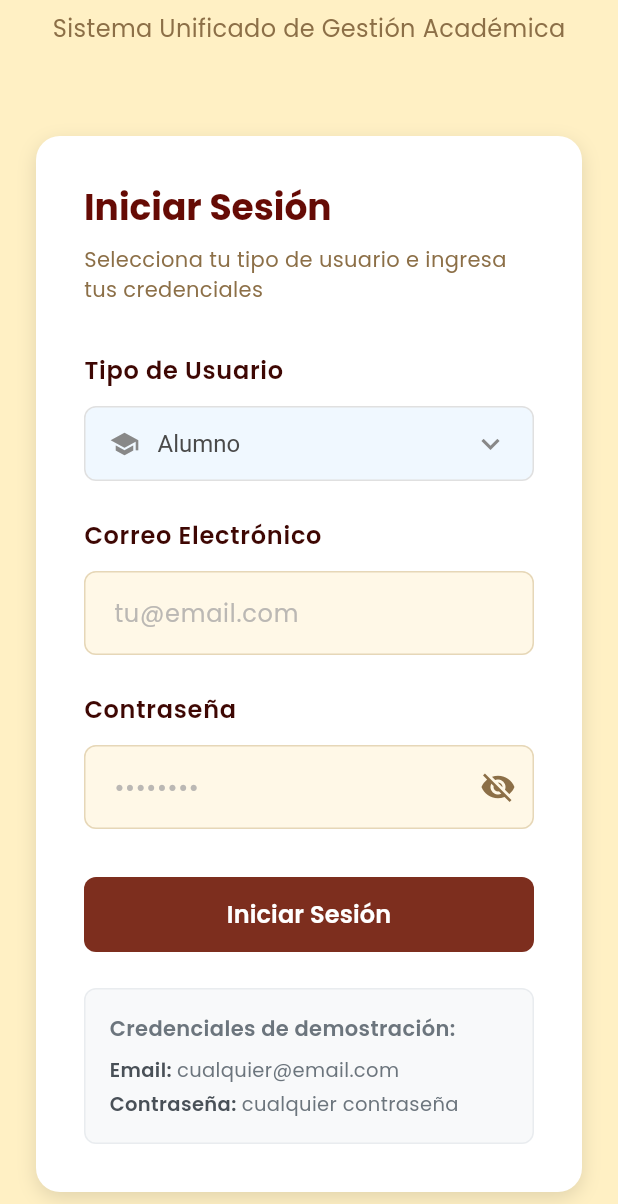
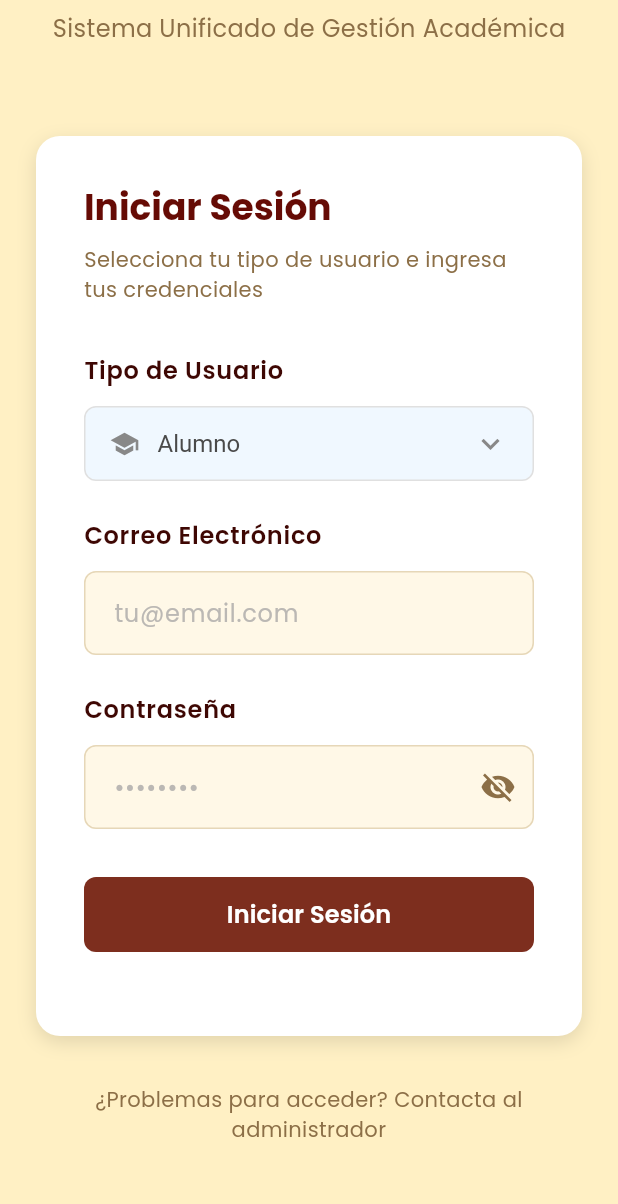
Before and after one commit to DiegoAragon13/SIRS, a Flutter app: the screen it shows after launch, scrolled down 180 dp, on a phone screen of 412 x 824 dp, the part 32-1236 px from its top. Run offline on Flutter 3.47's test engine with Material 3 defaults, Android fonts, the light colour scheme and no system bars; our stand-ins replace firebase_core, google_fonts; accounts and stored records are empty.

Commit message:
todo y base de datos

```diff
--- a/lib/Pages/login_screen.dart
+++ b/lib/Pages/login_screen.dart
@@ -3,7 +3,6 @@
 import '../widgets/custom_logo.dart';
 import '../widgets/custom_text_field.dart';
 import '../widgets/custom_dropdown.dart';
-import '../widgets/demo_credentials.dart';
 import 'new_admin_dashboard.dart';
 
 class LoginScreen extends StatefulWidget {
@@ -179,7 +178,7 @@
                       const SizedBox(height: 24),
 
                       // Credenciales de demostración
-                      const DemoCredentials(),
+                     // const DemoCredentials(),
                     ],
                   ),
                 ),
--- a/lib/widgets/demo_credentials.dart
+++ /dev/null
@@ -1,73 +0,0 @@
-import 'package:flutter/material.dart';
-
-class DemoCredentials extends StatelessWidget {
-  const DemoCredentials({Key? key}) : super(key: key);
-
-  @override
-  Widget build(BuildContext context) {
-    return Container(
-      padding: const EdgeInsets.all(16),
-      decoration: BoxDecoration(
-        color: const Color(0xFFF8F9FA),
-        borderRadius: BorderRadius.circular(8),
-        border: Border.all(
-          color: const Color(0xFFE9ECEF),
-          width: 1,
-        ),
-      ),
-      child: Column(
-        crossAxisAlignment: CrossAxisAlignment.start,
-        children: [
-          const Text(
-            'Credenciales de demostración:',
-            style: TextStyle(
-              fontSize: 14,
-              fontWeight: FontWeight.w600,
-              color: Color(0xFF6C757D),
-            ),
-          ),
-          const SizedBox(height: 8),
-          const Row(
-            children: [
-              Text(
-                'Email: ',
-                style: TextStyle(
-                  fontSize: 13,
-                  fontWeight: FontWeight.w600,
-                  color: Color(0xFF495057),
-                ),
-              ),
-              Text(
-                'cualquier@email.com',
-                style: TextStyle(
-                  fontSize: 13,
-                  color: Color(0xFF6C757D),
-                ),
-              ),
-            ],
-          ),
-          const SizedBox(height: 4),
-          const Row(
-            children: [
-              Text(
-                'Contraseña: ',
-                style: TextStyle(
-                  fontSize: 13,
-                  fontWeight: FontWeight.w600,
-                  color: Color(0xFF495057),
-                ),
-              ),
-              Text(
-                'cualquier contraseña',
-                style: TextStyle(
-                  fontSize: 13,
-                  color: Color(0xFF6C757D),
-                ),
-              ),
-            ],
-          ),
-        ],
-      ),
-    );
-  }
-}
--- a/pubspec.yaml
+++ b/pubspec.yaml
@@ -36,6 +36,9 @@
   cupertino_icons: ^1.0.8
   google_fonts: ^6.2.1
   go_router: ^13.0.0
+  firebase_auth: ^5.0.0
+  firebase_core: ^3.12.1
+  cloud_firestore: ^5.6.1
 
 dev_dependencies:
   flutter_test:
```
Also changed, not shown: firebase.json (added), lib/firebase_options.dart (added), pubspec.lock, 3 other files.
